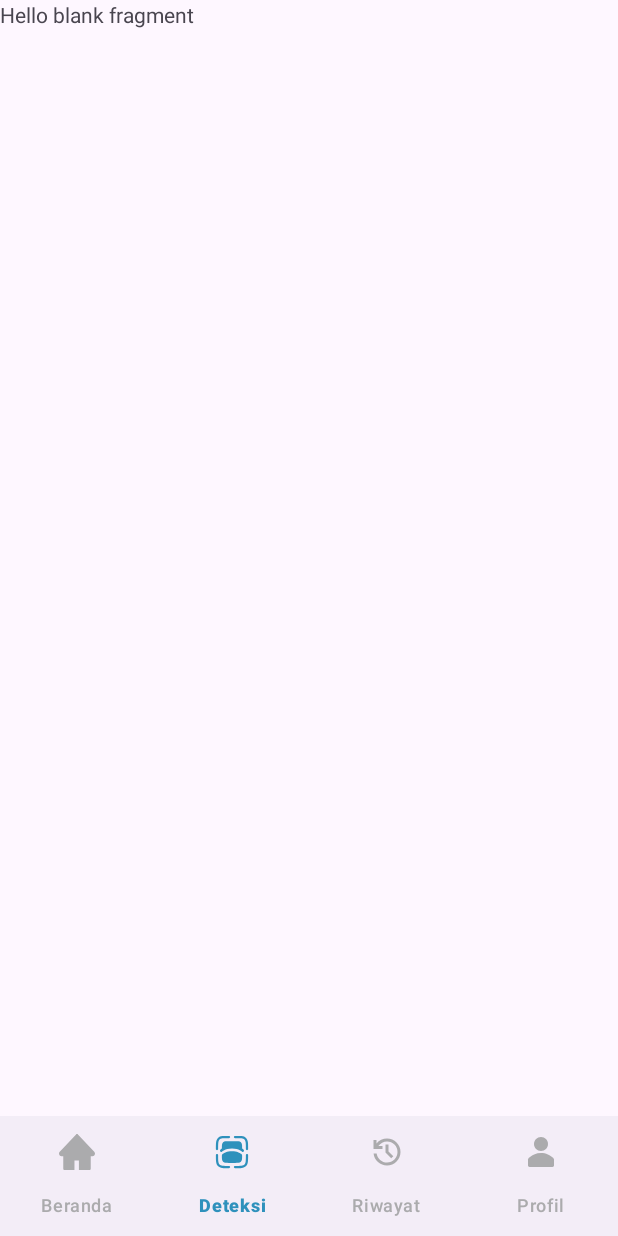
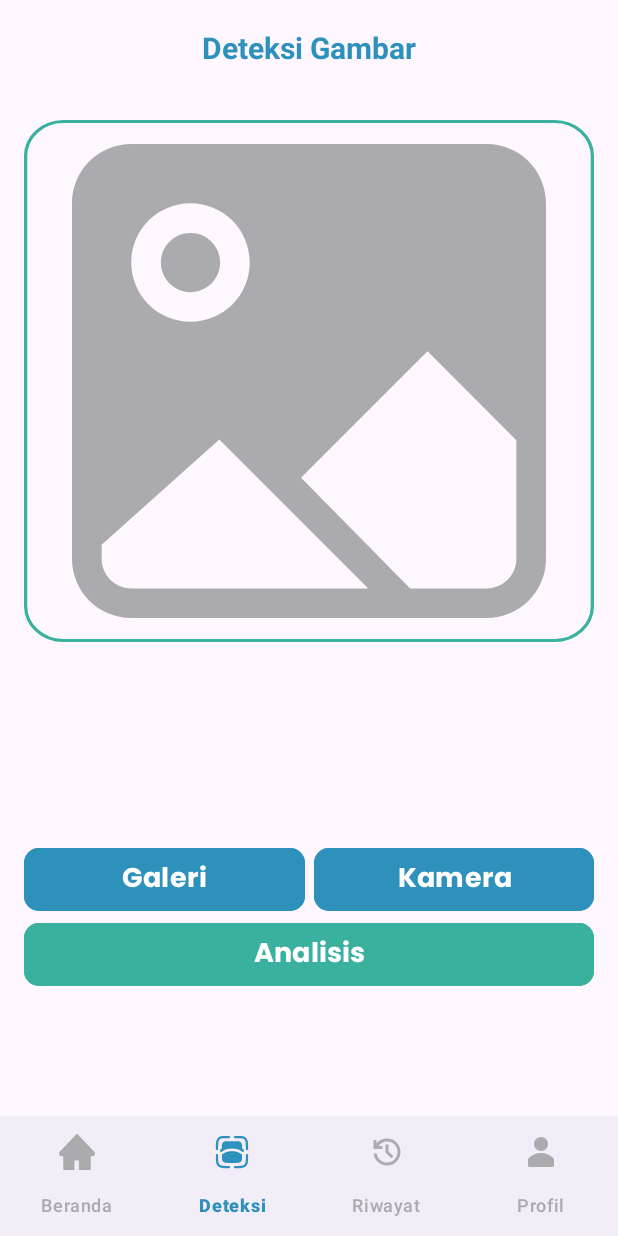
Before and after one commit to Fish-Snap/FishSnap, an Android app: the DetectionFragment screen opened through its navigation route, on a phone screen of 412 x 824 dp. Run offline under Robolectric (Android 15) with nearby library versions, the phone set to English and light mode, and no system bars; our stand-ins replace navigation-ui; libraries missing offline, so code that uses them is left out: com.yalantis.ucrop.

Commit message:
feat: add gallery and camera in detection fragment

```diff
--- a/app/src/main/java/com/example/fishsnap/DetectionFragment.kt
+++ /dev/null
@@ -1,59 +0,0 @@
-package com.example.fishsnap
-
-import android.os.Bundle
-import androidx.fragment.app.Fragment
-import android.view.LayoutInflater
-import android.view.View
-import android.view.ViewGroup
-
-// TODO: Rename parameter arguments, choose names that match
-// the fragment initialization parameters, e.g. ARG_ITEM_NUMBER
-private const val ARG_PARAM1 = "param1"
-private const val ARG_PARAM2 = "param2"
-
-/**
- * A simple [Fragment] subclass.
- * Use the [DetectionFragment.newInstance] factory method to
- * create an instance of this fragment.
- */
-class DetectionFragment : Fragment() {
-    // TODO: Rename and change types of parameters
-    private var param1: String? = null
-    private var param2: String? = null
-
-    override fun onCreate(savedInstanceState: Bundle?) {
-        super.onCreate(savedInstanceState)
-        arguments?.let {
-            param1 = it.getString(ARG_PARAM1)
-            param2 = it.getString(ARG_PARAM2)
-        }
-    }
-
-    override fun onCreateView(
-        inflater: LayoutInflater, container: ViewGroup?,
-        savedInstanceState: Bundle?
-    ): View? {
-        // Inflate the layout for this fragment
-        return inflater.inflate(R.layout.fragment_detection, container, false)
-    }
-
-    companion object {
-        /**
-         * Use this factory method to create a new instance of
-         * this fragment using the provided parameters.
-         *
-         * @param param1 Parameter 1.
-         * @param param2 Parameter 2.
-         * @return A new instance of fragment DetectionFragment.
-         */
-        // TODO: Rename and change types and number of parameters
-        @JvmStatic
-        fun newInstance(param1: String, param2: String) =
-            DetectionFragment().apply {
-                arguments = Bundle().apply {
-                    putString(ARG_PARAM1, param1)
-                    putString(ARG_PARAM2, param2)
-                }
-            }
-    }
-}
--- /dev/null
+++ b/app/src/main/java/com/example/fishsnap/ui/detection/DetectionFragment.kt
@@ -0,0 +1,96 @@
+package com.example.fishsnap.ui.detection
+
+import android.app.Activity
+import android.net.Uri
+import android.os.Bundle
+import android.view.LayoutInflater
+import android.view.View
+import android.view.ViewGroup
+import androidx.activity.result.PickVisualMediaRequest
+import androidx.activity.result.contract.ActivityResultContracts
+import androidx.fragment.app.Fragment
+import com.bumptech.glide.Glide
+import com.bumptech.glide.load.resource.bitmap.RoundedCorners
+import com.example.fishsnap.R
+import com.yalantis.ucrop.UCrop
+import com.example.fishsnap.databinding.FragmentDetectionBinding
+import com.example.fishsnap.utils.getImageUri
+import java.io.File
+import java.util.Date
+
+class DetectionFragment : Fragment() {
+    private var _binding: FragmentDetectionBinding? = null
+    private val binding get() = _binding!!
+    private var currentUri: Uri? = null
+    private val launchGallery = registerForActivityResult(
+        ActivityResultContracts.PickVisualMedia()
+    ) { uri: Uri? ->
+        if (uri != null) {
+            currentUri = uri
+            withUCrop(currentUri!!)
+        }
+    }
+    private val launchCamera = registerForActivityResult(
+        ActivityResultContracts.TakePicture()
+    ) { isSucces ->
+        if (isSucces){
+            withUCrop(currentUri!!)
+        }
+    }
+
+    private fun withUCrop(uri: Uri) {
+        val timeStamp = Date().time
+        val cachedImage = File(requireActivity().cacheDir, "cropped_image_${timeStamp}.jpg")
+        val destinationUri = Uri.fromFile(cachedImage)
+        val uCrop = UCrop.of(uri, destinationUri).withAspectRatio(1f, 1f)
+
+        uCrop.getIntent(requireContext()).apply {
+            launchCrop.launch(this)
+        }
+    }
+
+    private val launchCrop =
+        registerForActivityResult(ActivityResultContracts.StartActivityForResult()) { result ->
+            if (result.resultCode == Activity.RESULT_OK) {
+                val resultUri = UCrop.getOutput(result.data!!)
+                if (resultUri != null) {
+                    currentUri = resultUri
+                    setPreview()
+                }
+            }
+        }
+
+    private fun setPreview() {
+        Glide.with(requireContext())
+            .load(currentUri)
+            .centerCrop()
+            .transform(RoundedCorners(32))
+            .into(binding.previewImageView)
+    }
+
+    override fun onCreateView(
+        inflater: LayoutInflater, container: ViewGroup?,
+        savedInstanceState: Bundle?
+    ): View? {
+        _binding = FragmentDetectionBinding.inflate(inflater, container, false)
+        return binding.root
+    }
+
+    override fun onViewCreated(view: View, savedInstanceState: Bundle?) {
+        super.onViewCreated(view, savedInstanceState)
+
+        binding.btnGallery.setOnClickListener {
+            launchGallery.launch(
+                PickVisualMediaRequest(
+                    ActivityResultContracts.PickVisualMedia.ImageOnly
+                )
+            )
+        }
+
+        binding.btnCamera.setOnClickListener {
+            currentUri = getImageUri(requireActivity())
+            launchCamera.launch(currentUri)
+        }
+    }
+
+}
--- /dev/null
+++ b/app/src/main/res/drawable/background_imagepreview.xml
@@ -0,0 +1,13 @@
+<vector xmlns:android="http://schemas.android.com/apk/res/android"
+    android:width="348dp"
+    android:height="348dp"
+    android:viewportWidth="348"
+    android:viewportHeight="348">
+  <path
+      android:pathData="M24,1L324,1A23,23 0,0 1,347 24L347,324A23,23 0,0 1,324 347L24,347A23,23 0,0 1,1 324L1,24A23,23 0,0 1,24 1z"
+      android:strokeLineJoin="round"
+      android:strokeWidth="2"
+      android:fillColor="#00000000"
+      android:strokeColor="#3AB09E"
+      android:strokeLineCap="round"/>
+</vector>
--- /dev/null
+++ b/app/src/main/res/drawable/place_holder.xml
@@ -0,0 +1,14 @@
+<vector xmlns:android="http://schemas.android.com/apk/res/android"
+    android:width="60dp"
+    android:height="60dp"
+    android:viewportWidth="60"
+    android:viewportHeight="60">
+  <group>
+    <clip-path
+        android:pathData="M0,0h60v60h-60z"/>
+    <path
+        android:pathData="M56.25,52.5C56.25,54.57 54.57,56.25 52.5,56.25H42.81L28.995,42.253L45,26.248L56.25,37.498V52.5ZM7.5,56.25C5.43,56.25 3.75,54.57 3.75,52.5V50.739L18.647,37.397L37.502,56.25H7.5ZM15,7.5C19.142,7.5 22.5,10.858 22.5,15C22.5,19.142 19.142,22.5 15,22.5C10.858,22.5 7.5,19.142 7.5,15C7.5,10.858 10.858,7.5 15,7.5ZM52.5,0H7.5C3.358,0 0,3.358 0,7.5V52.5C0,56.642 3.358,60 7.5,60H52.5C56.642,60 60,56.642 60,52.5V7.5C60,3.358 56.642,0 52.5,0ZM15,18.75C17.07,18.75 18.75,17.07 18.75,15C18.75,12.93 17.07,11.25 15,11.25C12.93,11.25 11.25,12.93 11.25,15C11.25,17.07 12.93,18.75 15,18.75Z"
+        android:fillColor="@color/shadeGrey"
+        android:fillType="evenOdd"/>
+  </group>
+</vector>
--- a/app/src/main/res/layout/fragment_detection.xml
+++ b/app/src/main/res/layout/fragment_detection.xml
@@ -1,14 +1,99 @@
 <?xml version="1.0" encoding="utf-8"?>
-<FrameLayout xmlns:android="http://schemas.android.com/apk/res/android"
+<androidx.constraintlayout.widget.ConstraintLayout xmlns:android="http://schemas.android.com/apk/res/android"
+    xmlns:app="http://schemas.android.com/apk/res-auto"
     xmlns:tools="http://schemas.android.com/tools"
     android:layout_width="match_parent"
     android:layout_height="match_parent"
-    tools:context=".DetectionFragment">
+    tools:context=".ui.detection.DetectionFragment">
 
-    <!-- TODO: Update blank fragment layout -->
-    <TextView
+    <com.google.android.material.appbar.AppBarLayout
+        android:id="@+id/appbar_layout"
         android:layout_width="match_parent"
-        android:layout_height="match_parent"
-        android:text="@string/hello_blank_fragment" />
+        android:layout_height="wrap_content"
+        app:layout_constraintEnd_toEndOf="parent"
+        app:layout_constraintStart_toStartOf="parent"
+        app:layout_constraintTop_toTopOf="parent">
 
-</FrameLayout>
+        <com.google.android.material.appbar.MaterialToolbar
+            android:id="@+id/top_bar"
+            android:layout_width="match_parent"
+            android:layout_height="?attr/actionBarSize"
+            app:layout_collapseMode="pin"
+            app:title="@string/detection_image"
+            app:titleCentered="true"
+            app:titleTextAppearance="@style/ToolbarTitle" />
+
+    </com.google.android.material.appbar.AppBarLayout>
+
+    <ImageView
+        android:id="@+id/previewImageView"
+        android:layout_width="0dp"
+        android:layout_height="wrap_content"
+        android:layout_margin="16dp"
+        android:background="@drawable/background_imagepreview"
+        android:contentDescription="@string/image_preview"
+        android:padding="16dp"
+        app:layout_constraintEnd_toEndOf="parent"
+        app:layout_constraintStart_toStartOf="parent"
+        app:layout_constraintTop_toBottomOf="@id/appbar_layout"
+        app:srcCompat="@drawable/place_holder" />
+
+    <com.google.android.material.button.MaterialButton
+        android:id="@+id/btn_gallery"
+        android:layout_width="0dp"
+        android:layout_height="50dp"
+        android:layout_marginStart="16dp"
+        android:backgroundTint="@color/satinBlue"
+        android:fontFamily="@font/poppins_bold"
+        android:text="@string/btn_gallery"
+        android:textSize="18sp"
+        app:cornerRadius="10dp"
+        app:layout_constraintBottom_toBottomOf="parent"
+        app:layout_constraintEnd_toStartOf="@id/space"
+        app:layout_constraintStart_toStartOf="parent"
+        app:layout_constraintTop_toBottomOf="@+id/previewImageView"
+        tools:ignore="VisualLintButtonSize" />
+
+    <Space
+        android:id="@+id/space"
+        android:layout_width="6dp"
+        android:layout_height="50dp"
+        android:layout_weight="1"
+        app:layout_constraintBottom_toBottomOf="parent"
+        app:layout_constraintEnd_toStartOf="@id/btn_camera"
+        app:layout_constraintStart_toEndOf="@+id/btn_gallery"
+        app:layout_constraintTop_toBottomOf="@id/previewImageView" />
+
+    <com.google.android.material.button.MaterialButton
+        android:id="@+id/btn_camera"
+        android:layout_width="0dp"
+        android:layout_height="50dp"
+        android:layout_marginEnd="16dp"
+        android:backgroundTint="@color/satinBlue"
+        android:fontFamily="@font/poppins_bold"
+        android:text="@string/btn_camera"
+        android:textSize="18sp"
+        app:cornerRadius="10dp"
+        app:layout_constraintBottom_toBottomOf="parent"
+        app:layout_constraintEnd_toEndOf="parent"
+        app:layout_constraintStart_toEndOf="@id/space"
+        app:layout_constraintTop_toBottomOf="@+id/previewImageView"
+        tools:ignore="VisualLintButtonSize" />
+
+    <com.google.android.material.button.MaterialButton
+        android:id="@+id/btn_analyze"
+        android:layout_width="match_parent"
+        android:layout_height="50dp"
+        android:layout_marginHorizontal="16dp"
+        android:backgroundTint="@color/sageGreen"
+        android:fontFamily="@font/poppins_bold"
+        android:text="@string/btn_analyze"
+        android:textSize="18sp"
+        app:cornerRadius="10dp"
+        app:layout_constraintEnd_toEndOf="parent"
+        app:layout_constraintHorizontal_bias="1.0"
+        app:layout_constraintStart_toEndOf="@id/btn_gallery"
+        app:layout_constraintTop_toBottomOf="@+id/btn_gallery"
+        tools:ignore="VisualLintButtonSize" />
+
+</androidx.constraintlayout.widget.ConstraintLayout>
--- a/app/src/main/res/navigation/main_nav.xml
+++ b/app/src/main/res/navigation/main_nav.xml
@@ -47,7 +47,7 @@
         tools:layout="@layout/fragment_home" />
     <fragment
         android:id="@+id/detectionFragment"
-        android:name="com.example.fishsnap.DetectionFragment"
+        android:name="com.example.fishsnap.ui.detection.DetectionFragment"
         android:label="fragment_detection"
         tools:layout="@layout/fragment_detection" />
     <fragment
--- a/app/src/main/res/values/strings.xml
+++ b/app/src/main/res/values/strings.xml
@@ -22,4 +22,9 @@
     <string name="enter_your_account_to_login">Enter your account to login</string>
     <string name="password">Password</string>
     <string name="username">Username</string>
+    <string name="detection_image">Deteksi Gambar</string>
+    <string name="image_preview">Image Preview</string>
+    <string name="btn_analyze">Analisis</string>
+    <string name="btn_camera">Kamera</string>
+    <string name="btn_gallery">Galeri</string>
 </resources>
--- a/app/src/main/res/values/themes.xml
+++ b/app/src/main/res/values/themes.xml
@@ -16,5 +16,12 @@
         <item name="android:paddingHorizontal">16dp</item>
     </style>
 
+    <style name="ToolbarTitle" parent="TextAppearance.Material3.ActionBar.Title">
+        <item name="android:textSize">20sp</item>
+        <item name="android:fontFamily">@font/poppins_bold</item>
+        <item name="android:textColor">@color/satinBlue</item>
+        <item name="android:textStyle">bold</item>
+    </style>
+
     <style name="Theme.FishSnap" parent="Base.Theme.FishSnap" />
 </resources>
--- /dev/null
+++ b/app/src/main/res/xml/file_paths.xml
@@ -0,0 +1,6 @@
+<?xml version="1.0" encoding="utf-8"?>
+<paths>
+    <external-path
+        name="external_files"
+        path="." />
+</paths>
--- a/settings.gradle.kts
+++ b/settings.gradle.kts
@@ -16,6 +16,7 @@ dependencyResolutionManagement {
     repositories {
         google()
         mavenCentral()
+        maven { url = uri("https://jitpack.io") }
     }
 }
 
```
Also changed, not shown: app/build.gradle.kts (+13 -1 lines), app/src/main/AndroidManifest.xml (+19 -0 lines), app/src/main/java/com/example/fishsnap/utils/helper.kt (added, +52 -0 lines), app/src/main/res/layout/fragment_history.xml (+4 -7 lines), gradle/libs.versions.toml (+8 -0 lines).
